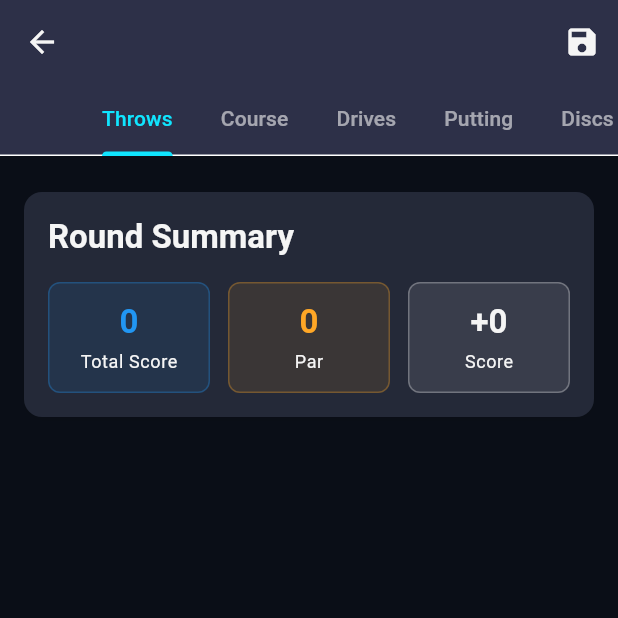
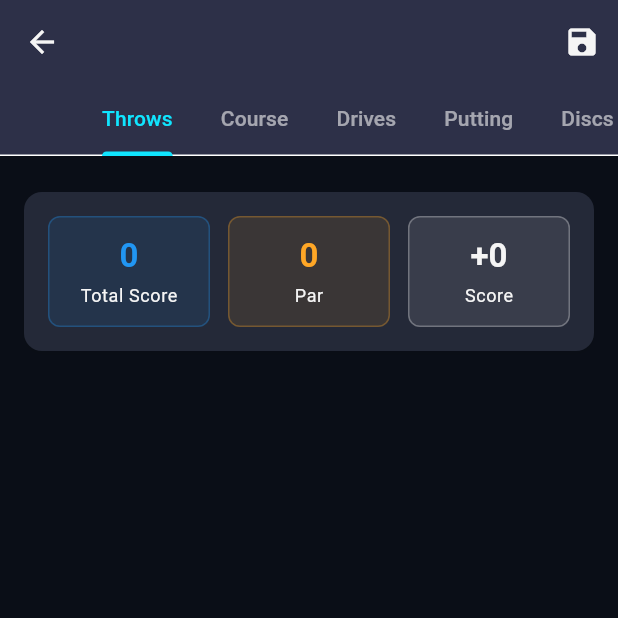
Before and after one commit to joevdiscgolf/turbo_disc_golf, a Flutter app: the RoundReviewScreen screen opened directly with empty values, on a phone screen of 412 x 824 dp, the top half of it. Run offline on Flutter 3.47's test engine with Material 3 defaults, Android fonts, the phone set to English and light mode, and no system bars; our stand-ins replace flutter_remix, google_generative_ai, permission_handler, shared_preferences, speech_to_text, yaml; accounts and stored records are empty.

Commit message:
Small updates and improvements

```diff
--- a/lib/screens/round_review/tabs/throws_tab.dart
+++ b/lib/screens/round_review/tabs/throws_tab.dart
@@ -28,11 +28,14 @@ class _ThrowsTabState extends State<ThrowsTab> {
 
   @override
   Widget build(BuildContext context) {
-    return Column(
-      children: [
-        // Score summary card
-        Container(
-          margin: const EdgeInsets.fromLTRB(16, 24, 16, 8),
+    return ListView.builder(
+      padding: const EdgeInsets.only(top: 8, bottom: 80),
+      itemCount: _round.holes.length + 1, // +1 for the summary card
+      itemBuilder: (context, index) {
+        // First item is the summary card
+        if (index == 0) {
+          return Container(
+            margin: const EdgeInsets.fromLTRB(16, 16, 16, 8),
             padding: const EdgeInsets.all(16),
             decoration: BoxDecoration(
               color: Theme.of(context).colorScheme.surface,
@@ -51,13 +54,6 @@ class _ThrowsTabState extends State<ThrowsTab> {
                   child: Column(
                     crossAxisAlignment: CrossAxisAlignment.start,
                     children: [
-                    Text(
-                      'Round Summary',
-                      style: Theme.of(context).textTheme.titleLarge?.copyWith(
-                        fontWeight: FontWeight.bold,
-                      ),
-                    ),
-                    const SizedBox(height: 16),
                       Row(
                         children: [
                           Expanded(
@@ -97,15 +93,12 @@ class _ThrowsTabState extends State<ThrowsTab> {
                 ),
               ],
             ),
-        ),
+          );
+        }
 
-        // Holes list
-        Expanded(
-          child: ListView.builder(
-            padding: const EdgeInsets.only(top: 8, bottom: 80),
-            itemCount: _round.holes.length,
-            itemBuilder: (context, index) {
-              final DGHole hole = _round.holes[index];
+        // Remaining items are hole cards
+        final holeIndex = index - 1;
+        final DGHole hole = _round.holes[holeIndex];
         final String scoreName = widget.roundParser.getScoreName(
           hole.relativeHoleScore,
         );
@@ -201,9 +194,6 @@ class _ThrowsTabState extends State<ThrowsTab> {
           ),
         );
       },
-          ),
-        ),
-      ],
     );
   }
 
```
Also changed, not shown: lib/screens/round_review/tabs/discs_tab.dart (+99 -7 lines), lib/services/round_statistics_service.dart (+48 -0 lines). Lines whose indentation alone changed are shown as unchanged.
